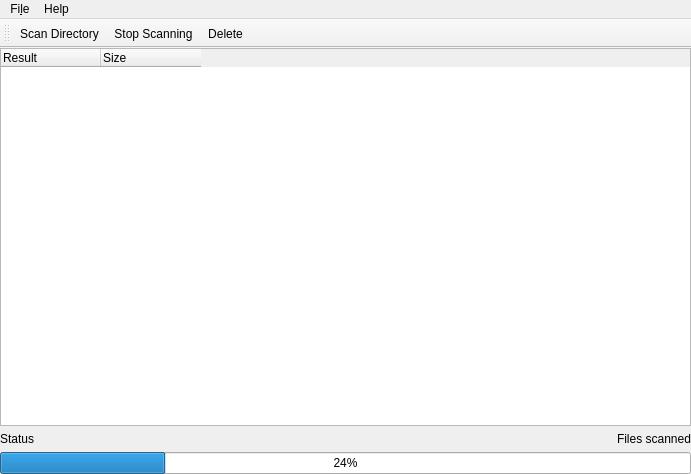
First picture: the form in src/interface/mainwindow.ui, repository botal9/DuplicateFileScanner, before the edit.
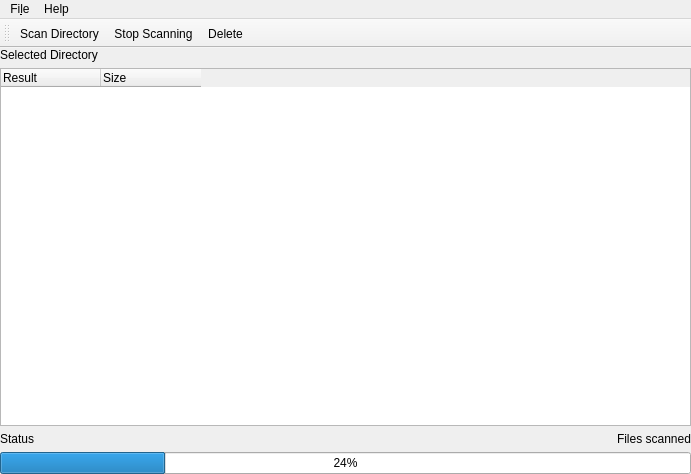
Second picture: the form after the edit.

```diff
--- a/src/interface/mainwindow.ui
+++ b/src/interface/mainwindow.ui
@@ -27,7 +27,7 @@
     <property name="bottomMargin">
      <number>0</number>
     </property>
-    <item row="0" column="0" colspan="3">
+    <item row="1" column="0" colspan="3">
      <widget class="QTreeWidget" name="treeWidget">
       <attribute name="headerMinimumSectionSize">
        <number>100</number>
@@ -47,7 +47,7 @@
       </column>
      </widget>
     </item>
-    <item row="1" column="0" colspan="3">
+    <item row="2" column="0" colspan="3">
      <layout class="QHBoxLayout" name="horizontalLayout">
       <item>
        <widget class="QLabel" name="statusAction">
@@ -71,13 +71,20 @@
       </item>
      </layout>
     </item>
-    <item row="3" column="0" colspan="3">
+    <item row="4" column="0" colspan="3">
      <widget class="QProgressBar" name="progressBar">
       <property name="value">
        <number>24</number>
       </property>
      </widget>
     </item>
+    <item row="0" column="0">
+     <widget class="QLabel" name="selectedDirectory">
+      <property name="text">
+       <string>Selected Directory</string>
+      </property>
+     </widget>
+    </item>
    </layout>
   </widget>
   <widget class="QMenuBar" name="menuBar">
```
